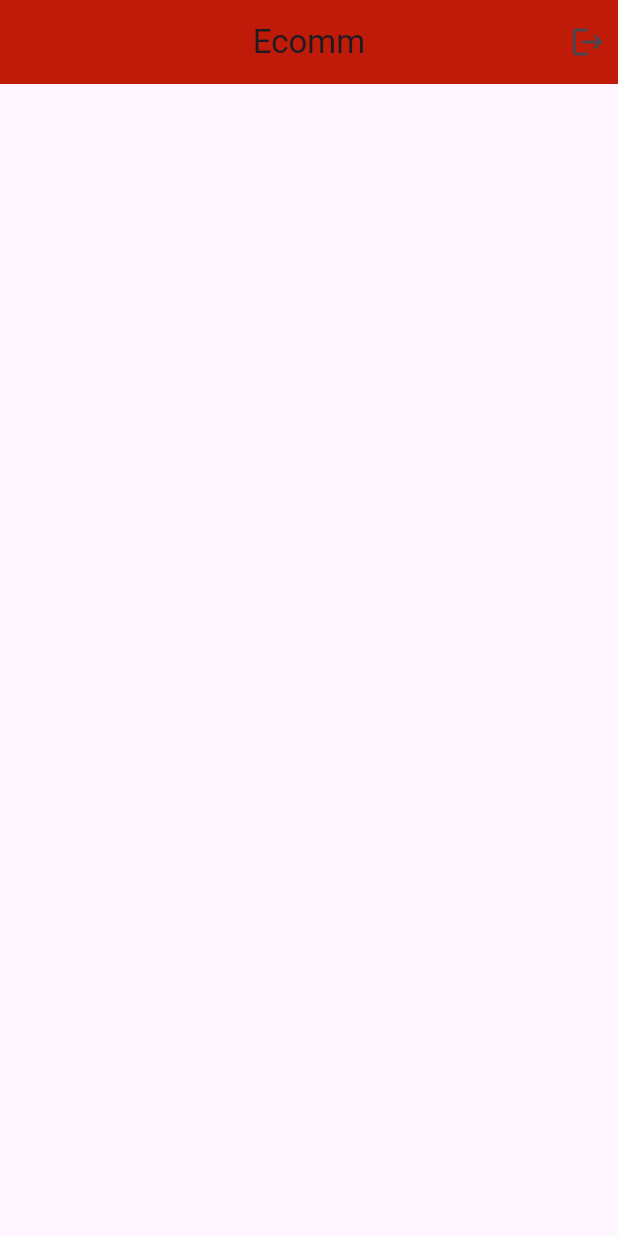
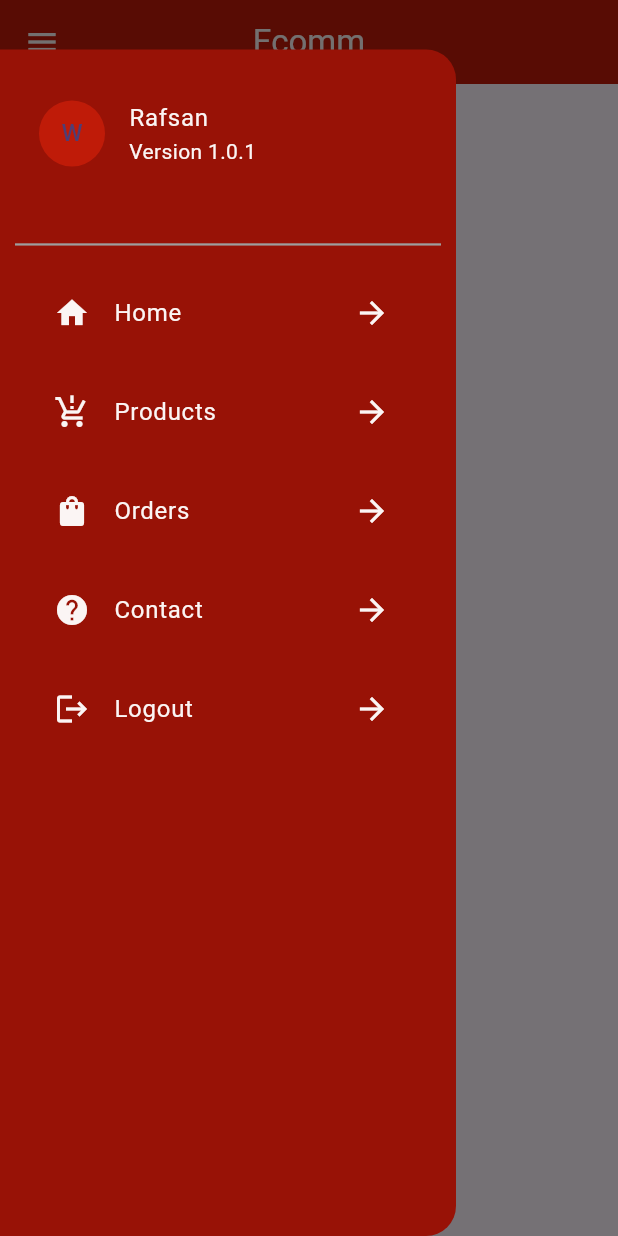
Before and after one commit to Rafsanchowdhury/a_e_commerce_app, a Flutter app: the MainScreen screen opened directly, with the side drawer open (before the commit the screen has no drawer), on a phone screen of 412 x 824 dp. Run offline on Flutter 3.47's test engine with Material 3 defaults, Android fonts, the phone set to English and light mode, and no system bars; drawn by our look-alikes of carousel_slider; our stand-ins replace cached_network_image, cloud_firestore, firebase_auth, firebase_core, firebase_messaging, flutter_easyloading and 4 more; accounts and stored records are empty.

Commit message:
Day 5 completed

```diff
--- /dev/null
+++ b/lib/controllers/banners-controller.dart
@@ -0,0 +1,30 @@
+// ignore_for_file: camel_case_types, file_names, unnecessary_overrides, unused_local_variable, avoid_print
+
+import 'package:cloud_firestore/cloud_firestore.dart';
+import 'package:get/get.dart';
+
+class bannerController extends GetxController {
+  RxList<String> bannerUrls = RxList<String>([]);
+
+  @override
+  void onInit() {
+    super.onInit();
+    fetchBannersUrls();
+  }
+
+  //fetch banners
+  Future<void> fetchBannersUrls() async {
+    try {
+      QuerySnapshot bannersSnapshot =
+          await FirebaseFirestore.instance.collection('banners').get();
+
+      if (bannersSnapshot.docs.isNotEmpty) {
+        bannerUrls.value = bannersSnapshot.docs
+            .map((doc) => doc['imageUrl'] as String)
+            .toList();
+      }
+    } catch (e) {
+      print("error: $e");
+    }
+  }
+}
--- a/lib/screens/user-panel/main-screen.dart
+++ b/lib/screens/user-panel/main-screen.dart
@@ -1,12 +1,12 @@
 // ignore: file_names
-// ignore_for_file: prefer_const_constructors, file_names, duplicate_ignore, prefer_const_literals_to_create_immutables, unused_local_variable
+// ignore_for_file: prefer_const_constructors, file_names, duplicate_ignore, prefer_const_literals_to_create_immutables, unused_local_variable, unused_import, avoid_unnecessary_containers
 
-import 'package:a_e_commerce_app/screens/auth-ui/welcome-screen.dart';
-import 'package:a_e_commerce_app/utils/app-constant.dart';
-import 'package:firebase_auth/firebase_auth.dart';
+import 'package:a_e_commerce_app/widgets/banner-widget.dart';
 import 'package:flutter/material.dart';
+import 'package:flutter/services.dart';
 import 'package:get/get.dart';
-import 'package:google_sign_in/google_sign_in.dart';
+import '../../utils/app-constant.dart';
+import '../../widgets/custom-drawer-widget.dart';
 
 class MainScreen extends StatelessWidget {
   const MainScreen({super.key});
@@ -15,24 +15,28 @@ class MainScreen extends StatelessWidget {
   Widget build(BuildContext context) {
     return Scaffold(
       appBar: AppBar(
+        iconTheme: IconThemeData(color: AppConstant.appTextColor),
         backgroundColor: AppConstant.appMainColor,
-        title: Text(AppConstant.appMainName),
+        title: Text(
+          AppConstant.appMainName,
+          style: TextStyle(color: AppConstant.appTextColor),
+        ),
         centerTitle: true,
-        actions: [
-          GestureDetector(
-            onTap: () async {
-              GoogleSignIn googleSignIn = GoogleSignIn();
-              FirebaseAuth _auth = FirebaseAuth.instance;
-              await _auth.signOut();
-              await googleSignIn.signOut();
-              Get.offAll(() => WelcomeScreen());
-            },
-            child: Padding(
-              padding: const EdgeInsets.all(8.0),
-              child: Icon(Icons.logout),
-            ),
-          )
-        ],
+      ),
+      drawer: DrawerWidget(),
+      body: SingleChildScrollView(
+        physics: BouncingScrollPhysics(),
+        child: Container(
+          child: Column(
+            children: [
+              SizedBox(
+                height: Get.height / 90.0,
+              ),
+              //banner
+              BannerWidget(),
+            ],
+          ),
+        ),
       ),
     );
   }
--- /dev/null
+++ b/lib/widgets/banner-widget.dart
@@ -0,0 +1,54 @@
+// ignore_for_file: file_names, unused_field, avoid_unnecessary_containers, prefer_const_constructors
+
+import 'package:cached_network_image/cached_network_image.dart';
+import 'package:carousel_slider/carousel_slider.dart';
+import 'package:a_e_commerce_app/controllers/banners-controller.dart';
+import 'package:flutter/cupertino.dart';
+import 'package:flutter/material.dart';
+import 'package:get/get.dart';
+
+class BannerWidget extends StatefulWidget {
+  const BannerWidget({super.key});
+
+  @override
+  State<BannerWidget> createState() => _BannerWidgetState();
+}
+
+class _BannerWidgetState extends State<BannerWidget> {
+  final CarouselController carouselController = CarouselController();
+  final bannerController _bannerController = Get.put(bannerController());
+  @override
+  Widget build(BuildContext context) {
+    return Container(
+      child: Obx(() {
+        return CarouselSlider(
+          items: _bannerController.bannerUrls
+              .map(
+                (imageUrls) => ClipRRect(
+                  borderRadius: BorderRadius.circular(10.0),
+                  child: CachedNetworkImage(
+                    imageUrl: imageUrls,
+                    fit: BoxFit.cover,
+                    width: Get.width - 10,
+                    placeholder: (context, url) => ColoredBox(
+                      color: Colors.white,
+                      child: Center(
+                        child: CupertinoActivityIndicator(),
+                      ),
+                    ),
+                    errorWidget: (context, url, error) => Icon(Icons.error),
+                  ),
+                ),
+              )
+              .toList(),
+          options: CarouselOptions(
+            scrollDirection: Axis.horizontal,
+            autoPlay: true,
+            aspectRatio: 2.5,
+            viewportFraction: 1,
+          ),
+        );
+      }),
+    );
+  }
+}
--- /dev/null
+++ b/lib/widgets/custom-drawer-widget.dart
@@ -0,0 +1,139 @@
+// ignore_for_file: prefer_const_constructors, prefer_const_literals_to_create_immutables, sort_child_properties_last, no_leading_underscores_for_local_identifiers
+
+import 'package:a_e_commerce_app/utils/app-constant.dart';
+import 'package:firebase_auth/firebase_auth.dart';
+import 'package:flutter/material.dart';
+import 'package:get/get.dart';
+import 'package:google_sign_in/google_sign_in.dart';
+
+import '../screens/auth-ui/welcome-screen.dart';
+
+class DrawerWidget extends StatefulWidget {
+  const DrawerWidget({super.key});
+
+  @override
+  State<DrawerWidget> createState() => _DrawerWidgetState();
+}
+
+class _DrawerWidgetState extends State<DrawerWidget> {
+  @override
+  Widget build(BuildContext context) {
+    return Padding(
+      padding: EdgeInsets.only(top: Get.height / 25),
+      child: Drawer(
+        shape: RoundedRectangleBorder(
+          borderRadius: BorderRadius.only(
+            topRight: Radius.circular(20.0),
+            bottomRight: Radius.circular(20.0),
+          ),
+        ),
+        child: Wrap(
+          runSpacing: 10,
+          children: [
+            Padding(
+              padding:
+                  const EdgeInsets.symmetric(horizontal: 10.0, vertical: 20.0),
+              child: ListTile(
+                titleAlignment: ListTileTitleAlignment.center,
+                title: Text(
+                  "Rafsan",
+                  style: TextStyle(color: AppConstant.appTextColor),
+                ),
+                subtitle: Text(
+                  "Version 1.0.1",
+                  style: TextStyle(color: AppConstant.appTextColor),
+                ),
+                leading: CircleAvatar(
+                  radius: 22.0,
+                  backgroundColor: AppConstant.appMainColor,
+                  child: Text("W"),
+                ),
+              ),
+            ),
+            Divider(
+              indent: 10.0,
+              endIndent: 10.0,
+              thickness: 1.5,
+              color: Colors.grey,
+            ),
+            Padding(
+              padding: const EdgeInsets.symmetric(horizontal: 20.0),
+              child: ListTile(
+                titleAlignment: ListTileTitleAlignment.center,
+                title: Text(
+                  "Home",
+                  style: TextStyle(color: AppConstant.appTextColor),
+                ),
+                leading: Icon(Icons.home, color: AppConstant.appTextColor),
+                trailing:
+                    Icon(Icons.arrow_forward, color: AppConstant.appTextColor),
+              ),
+            ),
+            Padding(
+              padding: const EdgeInsets.symmetric(horizontal: 20.0),
+              child: ListTile(
+                titleAlignment: ListTileTitleAlignment.center,
+                title: Text(
+                  "Products",
+                  style: TextStyle(color: AppConstant.appTextColor),
+                ),
+                leading: Icon(Icons.production_quantity_limits,
+                    color: AppConstant.appTextColor),
+                trailing:
+                    Icon(Icons.arrow_forward, color: AppConstant.appTextColor),
+              ),
+            ),
+            Padding(
+              padding: const EdgeInsets.symmetric(horizontal: 20.0),
+              child: ListTile(
+                titleAlignment: ListTileTitleAlignment.center,
+                title: Text(
+                  "Orders",
+                  style: TextStyle(color: AppConstant.appTextColor),
+                ),
+                leading:
+                    Icon(Icons.shopping_bag, color: AppConstant.appTextColor),
+                trailing:
+                    Icon(Icons.arrow_forward, color: AppConstant.appTextColor),
+              ),
+            ),
+            Padding(
+              padding: const EdgeInsets.symmetric(horizontal: 20.0),
+              child: ListTile(
+                titleAlignment: ListTileTitleAlignment.center,
+                title: Text(
+                  "Contact",
+                  style: TextStyle(color: AppConstant.appTextColor),
+                ),
+                leading: Icon(Icons.help, color: AppConstant.appTextColor),
+                trailing:
+                    Icon(Icons.arrow_forward, color: AppConstant.appTextColor),
+              ),
+            ),
+            Padding(
+              padding: const EdgeInsets.symmetric(horizontal: 20.0),
+              child: ListTile(
+                onTap: () async {
+                  GoogleSignIn googleSignIn = GoogleSignIn();
+                  FirebaseAuth _auth = FirebaseAuth.instance;
+                  await _auth.signOut();
+                  await googleSignIn.signOut();
+                  Get.offAll(() => WelcomeScreen());
+                },
+                titleAlignment: ListTileTitleAlignment.center,
+                title: Text(
+                  "Logout",
+                  style: TextStyle(color: AppConstant.appTextColor),
+                ),
+                leading: Icon(Icons.logout, color: AppConstant.appTextColor),
+                trailing:
+                    Icon(Icons.arrow_forward, color: AppConstant.appTextColor),
+              ),
+            ),
+          ],
+        ),
+        backgroundColor: AppConstant.appScendaryColor,
+      ),
+    );
+  }
+}
--- a/pubspec.yaml
+++ b/pubspec.yaml
@@ -44,6 +44,8 @@ dependencies:
   cloud_firestore: ^4.15.8
   flutter_easyloading: ^3.0.5
   firebase_messaging: ^14.7.19
+  carousel_slider: ^4.2.1
+  cached_network_image: ^3.3.1
 
 dev_dependencies:
   flutter_test:
```
Also changed, not shown: pubspec.lock, 1 other file.
